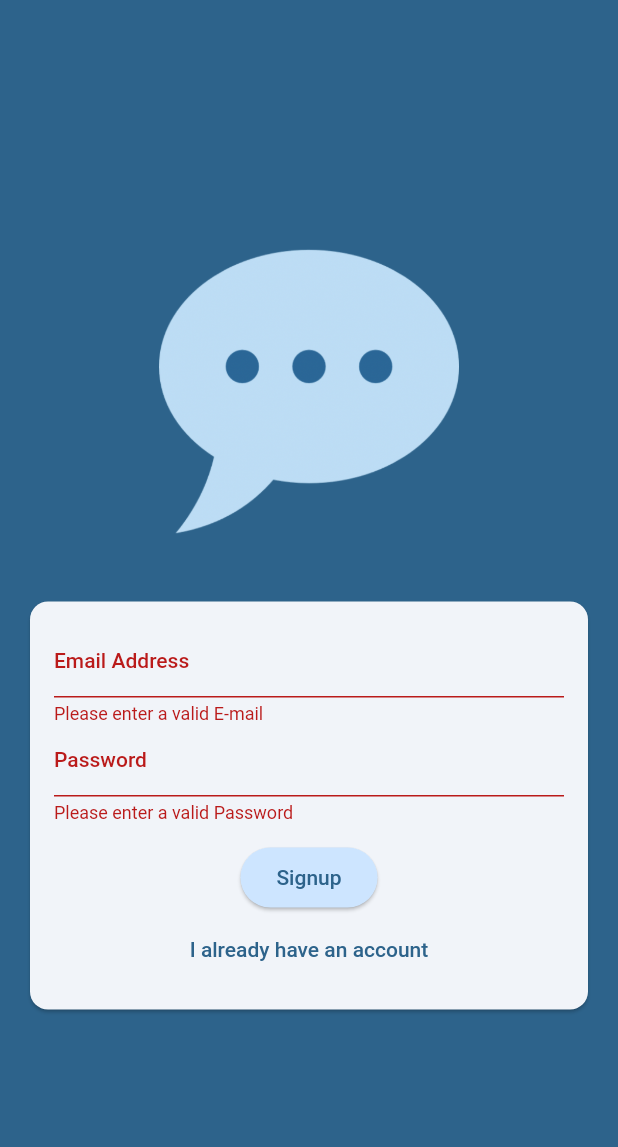
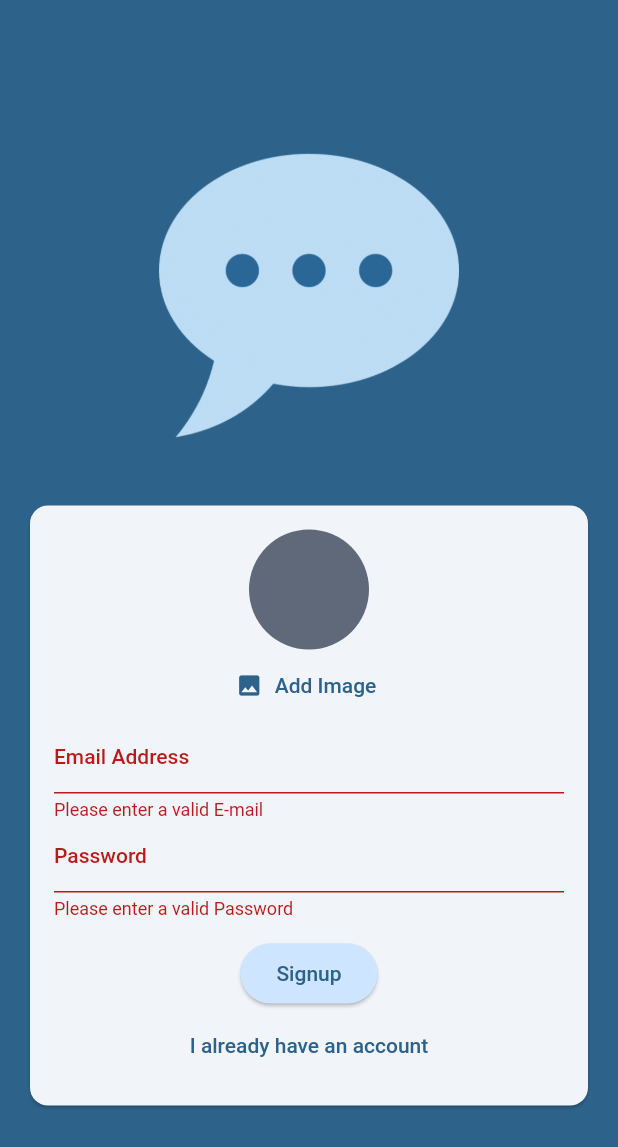
Before and after one commit to MarkMeme/chat_me_app, a Flutter app: the screen it shows after launch, after a tap on "Login", after a tap on "Create an account", on a phone screen of 412 x 824 dp. Shown: the top 1147 px of the screen. Run offline on Flutter 3.47's test engine with Material 2 defaults, Android fonts, the light colour scheme and no system bars; our stand-ins replace firebase_auth, firebase_core, image_picker; accounts and stored records are empty.

Commit message:
pick image function and widget

```diff
--- a/lib/main.dart
+++ b/lib/main.dart
@@ -21,7 +21,6 @@
   Widget build(BuildContext context) {
     return MaterialApp(
       debugShowCheckedModeBanner: false,
-      title: 'FlutterChat',
       theme: ThemeData().copyWith(
         useMaterial3: true,
         colorScheme: ColorScheme.fromSeed(
--- a/lib/screens/auth.dart
+++ b/lib/screens/auth.dart
@@ -1,5 +1,8 @@
+import 'dart:io';
+
 import 'package:firebase_auth/firebase_auth.dart';
 import 'package:flutter/material.dart';
+import 'package:inova_chat_app/widgets/user_image_picker.dart';
 
 final _firebase = FirebaseAuth.instance;
 
@@ -17,8 +20,15 @@
   final _formKey = GlobalKey<FormState>();
   var _enteredEmail = '';
   var _enteredPass = '';
+  File? _selectedImage;
 
   void _sebmit() async {
+    if (!_isLogin && _selectedImage == null) {
+      ScaffoldMessenger.of(context).showSnackBar(
+          const SnackBar(content: Text('Make sure that you enter all data')));
+      return null;
+    }
+
     if (_formKey.currentState!.validate()) {
       _formKey.currentState!.save();
 
@@ -29,7 +39,6 @@
         } else {
           final authCred = await _firebase.createUserWithEmailAndPassword(
               email: _enteredEmail, password: _enteredPass);
-          print(authCred);
         }
       } on FirebaseAuthException catch (error) {
         if (error.code == 'email-already-in-use') {
@@ -71,6 +80,12 @@
                       child: Column(
                         mainAxisSize: MainAxisSize.min,
                         children: [
+                          if (!_isLogin)
+                            UserImagePicker(
+                              onPickImage: (pickedImage) {
+                                _selectedImage = pickedImage;
+                              },
+                            ),
                           TextFormField(
                             decoration: const InputDecoration(
                                 labelText: 'Email Address'),
--- a/lib/screens/chat.dart
+++ b/lib/screens/chat.dart
@@ -20,7 +20,7 @@
               onPressed: FirebaseAuth.instance.signOut,
               icon: Icon(
                 Icons.exit_to_app_rounded,
-                size: 25,
+                size: 30,
                 color: Theme.of(context).colorScheme.primary,
               ))
         ],
--- /dev/null
+++ b/lib/widgets/user_image_picker.dart
@@ -0,0 +1,60 @@
+import 'dart:io';
+import 'package:flutter/material.dart';
+import 'package:image_picker/image_picker.dart';
+
+class UserImagePicker extends StatefulWidget {
+  const UserImagePicker({
+    super.key,
+    required this.onPickImage,
+  });
+
+  final void Function(File pickedImage) onPickImage;
+
+  @override
+  State<UserImagePicker> createState() {
+    return _UserImagePickerState();
+  }
+}
+
+class _UserImagePickerState extends State<UserImagePicker> {
+  File? _pickedImageFile;
+
+  void _pickerImage() async {
+    final _pickImage = await ImagePicker()
+        .pickImage(source: ImageSource.camera, imageQuality: 50, maxWidth: 150);
+
+    if (_pickImage == null) {
+      return;
+    }
+
+    setState(() {
+      _pickedImageFile = File(_pickImage.path);
+    });
+
+    widget.onPickImage(_pickedImageFile!);
+  }
+
+  @override
+  Widget build(BuildContext context) {
+    return Column(
+      children: [
+        CircleAvatar(
+          radius: 40,
+          backgroundColor: const Color.fromARGB(255, 95, 105, 122),
+          foregroundImage:
+              _pickedImageFile != null ? FileImage(_pickedImageFile!) : null,
+        ),
+        TextButton.icon(
+          onPressed: _pickerImage,
+          icon: const Icon(Icons.image),
+          label: Text(
+            'Add Image',
+            style: TextStyle(
+              color: Theme.of(context).colorScheme.primary,
+            ),
+          ),
+        )
+      ],
+    );
+  }
+}
```
